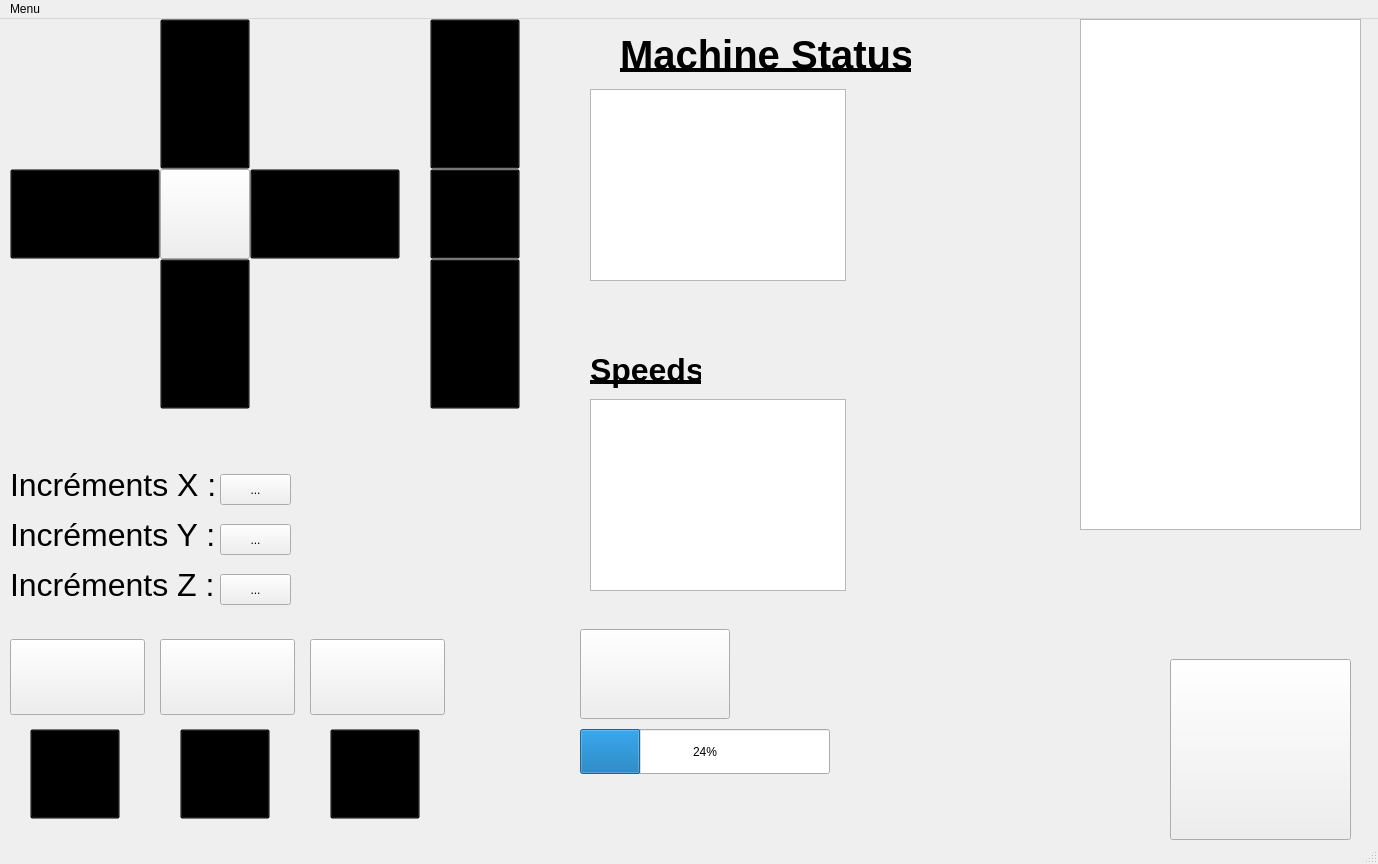
This is GUI/GUI_PCBUS/form.ui in 7antoine7/PCBUS as Qt 5 draws it before an edit. The edited form follows.
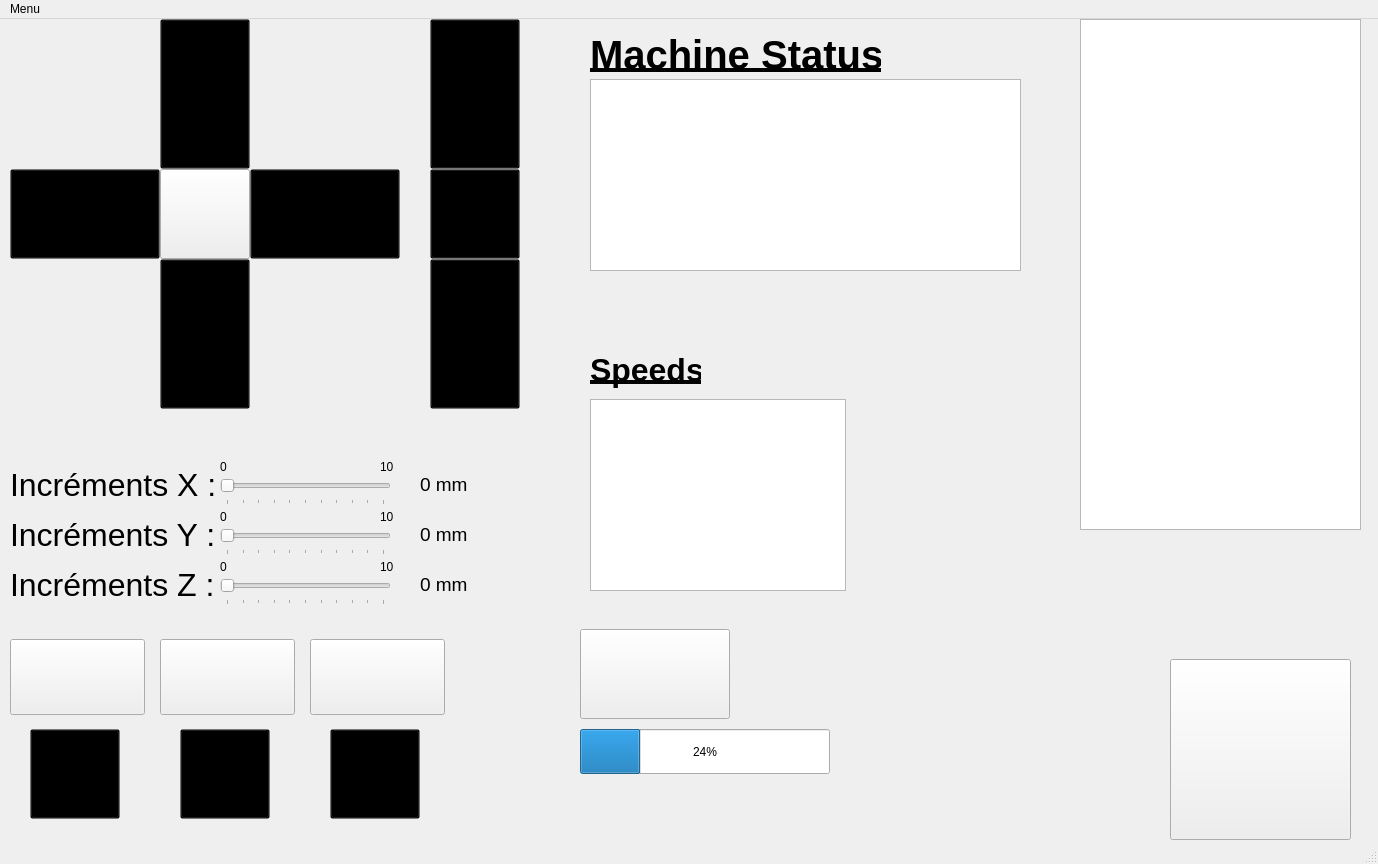
This is the edited form. Icons and pictures are not drawn.

Commit message: Ajout slider increments XYZ,  commande homing et mesh, tentative de tableau pour le status (a revoir)

What changed in the file:
```diff
--- a/GUI/GUI_PCBUS/form.ui
+++ b/GUI/GUI_PCBUS/form.ui
@@ -270,45 +270,6 @@
      <string>Incréments Z :</string>
     </property>
    </widget>
-   <widget class="QToolButton" name="IncX_choix">
-    <property name="geometry">
-     <rect>
-      <x>220</x>
-      <y>455</y>
-      <width>71</width>
-      <height>31</height>
-     </rect>
-    </property>
-    <property name="text">
-     <string>...</string>
-    </property>
-   </widget>
-   <widget class="QToolButton" name="IncZ_choix">
-    <property name="geometry">
-     <rect>
-      <x>220</x>
-      <y>555</y>
-      <width>71</width>
-      <height>31</height>
-     </rect>
-    </property>
-    <property name="text">
-     <string>...</string>
-    </property>
-   </widget>
-   <widget class="QToolButton" name="IncY_choix">
-    <property name="geometry">
-     <rect>
-      <x>220</x>
-      <y>505</y>
-      <width>71</width>
-      <height>31</height>
-     </rect>
-    </property>
-    <property name="text">
-     <string>...</string>
-    </property>
-   </widget>
    <widget class="QPushButton" name="Mode_man">
     <property name="geometry">
      <rect>
@@ -376,7 +337,7 @@
    <widget class="QLabel" name="machine_Status">
     <property name="geometry">
      <rect>
-      <x>620</x>
+      <x>590</x>
       <y>0</y>
       <width>291</width>
       <height>71</height>
@@ -393,16 +354,6 @@
      <string>Machine Status</string>
     </property>
    </widget>
-   <widget class="QTableView" name="table_Status">
-    <property name="geometry">
-     <rect>
-      <x>590</x>
-      <y>70</y>
-      <width>256</width>
-      <height>192</height>
-     </rect>
-    </property>
-   </widget>
    <widget class="QTableView" name="table_speeds">
     <property name="geometry">
      <rect>
@@ -475,6 +426,205 @@
      </rect>
     </property>
    </widget>
+   <widget class="QSlider" name="IncXSld">
+    <property name="geometry">
+     <rect>
+      <x>220</x>
+      <y>455</y>
+      <width>171</width>
+      <height>31</height>
+     </rect>
+    </property>
+    <property name="maximum">
+     <number>10</number>
+    </property>
+    <property name="orientation">
+     <enum>Qt::Horizontal</enum>
+    </property>
+    <property name="tickPosition">
+     <enum>QSlider::TicksBelow</enum>
+    </property>
+   </widget>
+   <widget class="QSlider" name="IncYSld">
+    <property name="geometry">
+     <rect>
+      <x>220</x>
+      <y>505</y>
+      <width>171</width>
+      <height>31</height>
+     </rect>
+    </property>
+    <property name="maximum">
+     <number>10</number>
+    </property>
+    <property name="orientation">
+     <enum>Qt::Horizontal</enum>
+    </property>
+    <property name="tickPosition">
+     <enum>QSlider::TicksBelow</enum>
+    </property>
+   </widget>
+   <widget class="QSlider" name="IncZSld">
+    <property name="geometry">
+     <rect>
+      <x>220</x>
+      <y>555</y>
+      <width>171</width>
+      <height>31</height>
+     </rect>
+    </property>
+    <property name="maximum">
+     <number>10</number>
+    </property>
+    <property name="orientation">
+     <enum>Qt::Horizontal</enum>
+    </property>
+    <property name="tickPosition">
+     <enum>QSlider::TicksBelow</enum>
+    </property>
+   </widget>
+   <widget class="QLabel" name="label">
+    <property name="geometry">
+     <rect>
+      <x>220</x>
+      <y>440</y>
+      <width>16</width>
+      <height>16</height>
+     </rect>
+    </property>
+    <property name="text">
+     <string>0</string>
+    </property>
+   </widget>
+   <widget class="QLabel" name="label_2">
+    <property name="geometry">
+     <rect>
+      <x>380</x>
+      <y>440</y>
+      <width>16</width>
+      <height>16</height>
+     </rect>
+    </property>
+    <property name="text">
+     <string>10</string>
+    </property>
+   </widget>
+   <widget class="QLabel" name="valueIncX">
+    <property name="geometry">
+     <rect>
+      <x>420</x>
+      <y>455</y>
+      <width>51</width>
+      <height>21</height>
+     </rect>
+    </property>
+    <property name="font">
+     <font>
+      <pointsize>14</pointsize>
+     </font>
+    </property>
+    <property name="text">
+     <string>0 mm</string>
+    </property>
+   </widget>
+   <widget class="QLabel" name="valueIncY">
+    <property name="geometry">
+     <rect>
+      <x>420</x>
+      <y>505</y>
+      <width>51</width>
+      <height>21</height>
+     </rect>
+    </property>
+    <property name="font">
+     <font>
+      <pointsize>14</pointsize>
+     </font>
+    </property>
+    <property name="text">
+     <string>0 mm</string>
+    </property>
+   </widget>
+   <widget class="QLabel" name="valueIncZ">
+    <property name="geometry">
+     <rect>
+      <x>420</x>
+      <y>555</y>
+      <width>51</width>
+      <height>21</height>
+     </rect>
+    </property>
+    <property name="font">
+     <font>
+      <pointsize>14</pointsize>
+     </font>
+    </property>
+    <property name="text">
+     <string>0 mm</string>
+    </property>
+   </widget>
+   <widget class="QLabel" name="label_6">
+    <property name="geometry">
+     <rect>
+      <x>380</x>
+      <y>490</y>
+      <width>16</width>
+      <height>16</height>
+     </rect>
+    </property>
+    <property name="text">
+     <string>10</string>
+    </property>
+   </widget>
+   <widget class="QLabel" name="label_7">
+    <property name="geometry">
+     <rect>
+      <x>220</x>
+      <y>490</y>
+      <width>16</width>
+      <height>16</height>
+     </rect>
+    </property>
+    <property name="text">
+     <string>0</string>
+    </property>
+   </widget>
+   <widget class="QLabel" name="label_8">
+    <property name="geometry">
+     <rect>
+      <x>380</x>
+      <y>540</y>
+      <width>16</width>
+      <height>16</height>
+     </rect>
+    </property>
+    <property name="text">
+     <string>10</string>
+    </property>
+   </widget>
+   <widget class="QLabel" name="label_9">
+    <property name="geometry">
+     <rect>
+      <x>220</x>
+      <y>540</y>
+      <width>16</width>
+      <height>16</height>
+     </rect>
+    </property>
+    <property name="text">
+     <string>0</string>
+    </property>
+   </widget>
+   <widget class="QTableWidget" name="tableStatus">
+    <property name="geometry">
+     <rect>
+      <x>590</x>
+      <y>60</y>
+      <width>431</width>
+      <height>192</height>
+     </rect>
+    </property>
+   </widget>
   </widget>
   <widget class="QMenuBar" name="menubar">
    <property name="geometry">
```
The commit also changes 3 other files.
